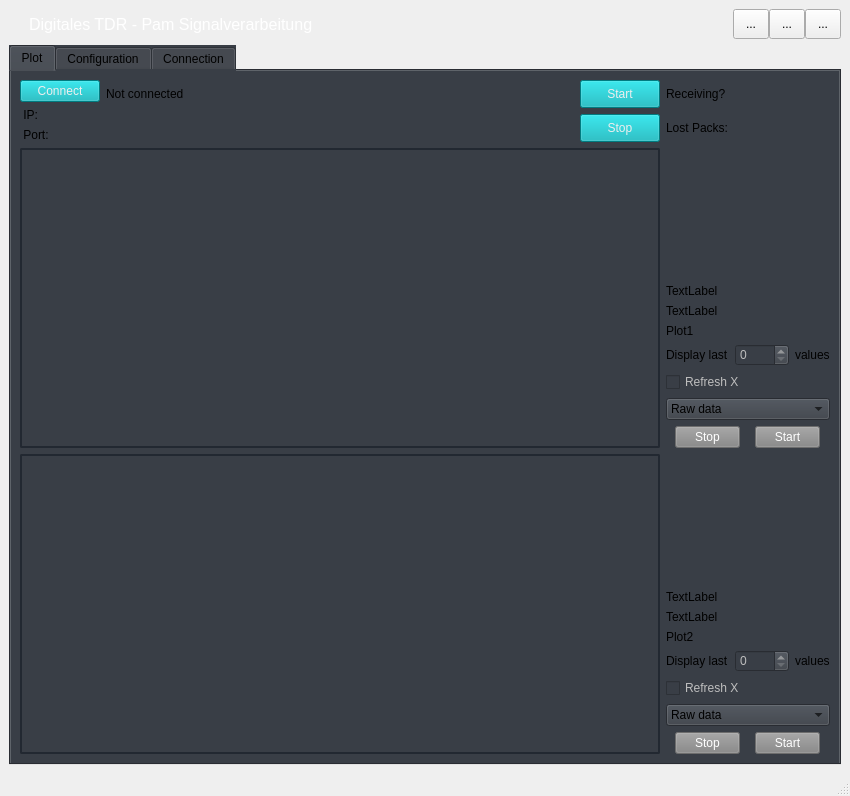
Before: the Qt Designer form resources/Mainwindow.ui in arongrk/Pam, drawn with Qt 5.
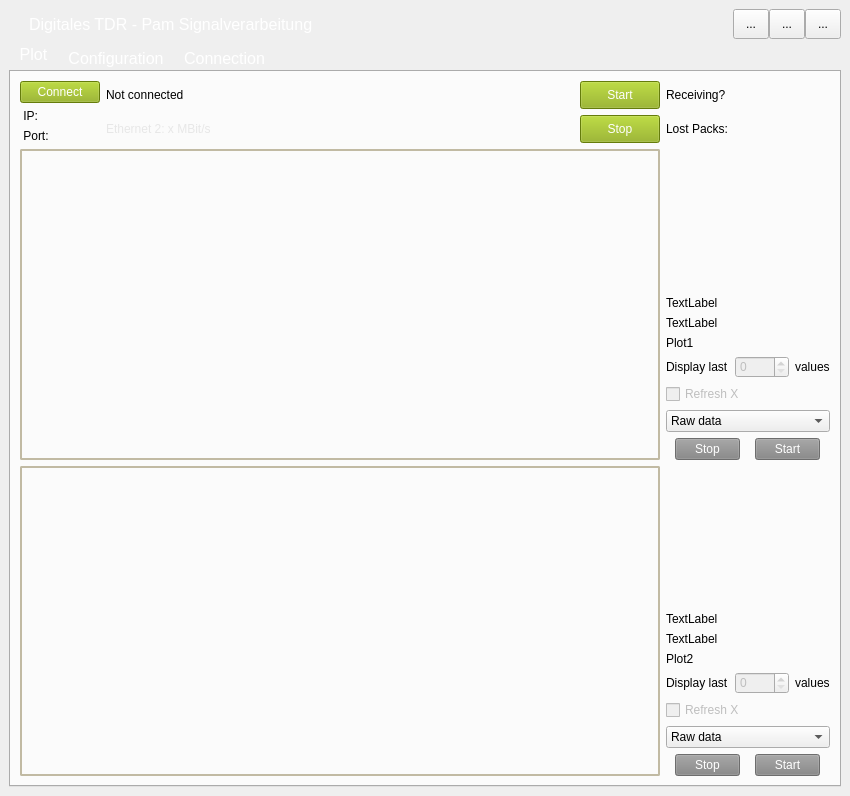
After: the same form once the commit is applied. Icons and pictures are not drawn. Custom widgets are drawn as their Qt base class.

```diff
--- a/resources/Mainwindow.ui
+++ b/resources/Mainwindow.ui
@@ -174,6 +174,11 @@
       </item>
       <item>
        <widget class="QTabWidget" name="tabWidget">
+        <property name="font">
+         <font>
+          <pointsize>12</pointsize>
+         </font>
+        </property>
         <property name="whatsThis">
          <string>&lt;html&gt;&lt;head/&gt;&lt;body&gt;&lt;p&gt;central wid&lt;/p&gt;&lt;/body&gt;&lt;/html&gt;</string>
         </property>
@@ -181,7 +186,25 @@
          <bool>false</bool>
         </property>
         <property name="styleSheet">
-         <string notr="true">background: #393E46;</string>
+         <string notr="true">QTabWidget::tab {
+	background-color: white
+}
+QTabBar::tab {
+    background-color: transparent;
+    color: white;
+    margin-left: 10px;
+    margin-right: 10px;
+}
+
+QTabBar::tab:hover {
+    color: #8dae10;
+}
+
+QTabBar::tab:selected {
+    background-color: transparent;
+    margin-bottom: 8px;
+}
+</string>
         </property>
         <property name="currentIndex">
          <number>0</number>
@@ -211,8 +234,8 @@
                   <property name="styleSheet">
                    <string notr="true">QPushButton:enabled
  {
-    background-color: #00ADB5;
-    color: #EEEEEE;
+    background-color: #8dae10;
+    color: white;
 }
 QPushButton:enabled:hover
  {
@@ -278,12 +301,12 @@
                  </widget>
                 </item>
                 <item>
-                 <widget class="QWidget" name="widget" native="true">
-                  <property name="sizePolicy">
-                   <sizepolicy hsizetype="Minimum" vsizetype="Preferred">
-                    <horstretch>0</horstretch>
-                    <verstretch>0</verstretch>
-                   </sizepolicy>
+                 <widget class="QLabel" name="ethernet_rate">
+                  <property name="styleSheet">
+                   <string notr="true">color: #e7e7e7</string>
+                  </property>
+                  <property name="text">
+                   <string>Ethernet 2: x MBit/s</string>
                   </property>
                  </widget>
                 </item>
@@ -318,8 +341,8 @@
                   <property name="styleSheet">
                    <string notr="true">QPushButton:enabled
  {
-    background-color: #00ADB5;
-    color: #EEEEEE;
+    background-color: #8dae10;
+    color: white;
 }
 QPushButton:enabled:hover
  {
@@ -349,8 +372,8 @@
                   <property name="styleSheet">
                    <string notr="true">QPushButton:enabled
  {
-    background-color: #00ADB5;
-    color: #EEEEEE;
+    background-color: #8dae10;
+    color: white;
 }
 QPushButton:enabled:hover
  {
@@ -457,8 +480,8 @@
                   <property name="styleSheet">
                    <string notr="true">QPushButton:enabled
  {
-    background-color: #00ADB5;
-    color: #EEEEEE;
+    background-color: #8dae10;
+    color: white;
 }
 QPushButton:enabled:hover
  {
@@ -491,8 +514,8 @@
                   <property name="styleSheet">
                    <string notr="true">QPushButton:enabled
  {
-    background-color: #00ADB5;
-    color: #EEEEEE;
+    background-color: #8dae10;
+    color: white;
 }
 QPushButton:enabled:hover
  {
@@ -649,8 +672,8 @@
                   <property name="styleSheet">
                    <string notr="true">QPushButton:enabled
  {
-    background-color: #00ADB5;
-    color: #EEEEEE;
+    background-color: #8dae10;
+    color: white;
 }
 QPushButton:enabled:hover
  {
@@ -683,8 +706,8 @@
                   <property name="styleSheet">
                    <string notr="true">QPushButton:enabled
  {
-    background-color: #00ADB5;
-    color: #EEEEEE;
+    background-color: #8dae10;
+    color: white;
 }
 QPushButton:enabled:hover
  {
@@ -777,7 +800,7 @@
               </property>
               <property name="styleSheet">
                <string notr="true">QWidget {
-	border: 2px solid #222831;
+	border: 2px solid #c1baa3;
 	border-radius: 2px;
 }
 </string>
@@ -794,7 +817,7 @@
               </property>
               <property name="styleSheet">
                <string notr="true">QWidget {
-	border: 2px solid #222831;
+	border: 2px solid #c1baa3;
 	border-radius: 2px;
 }
 </string>
@@ -1190,7 +1213,6 @@
     </item>
    </layout>
   </widget>
-  <widget class="QStatusBar" name="statusbar"/>
  </widget>
  <customwidgets>
   <customwidget>
```
Left out of the diff: 32 changed lines with no effect on the pictures.
